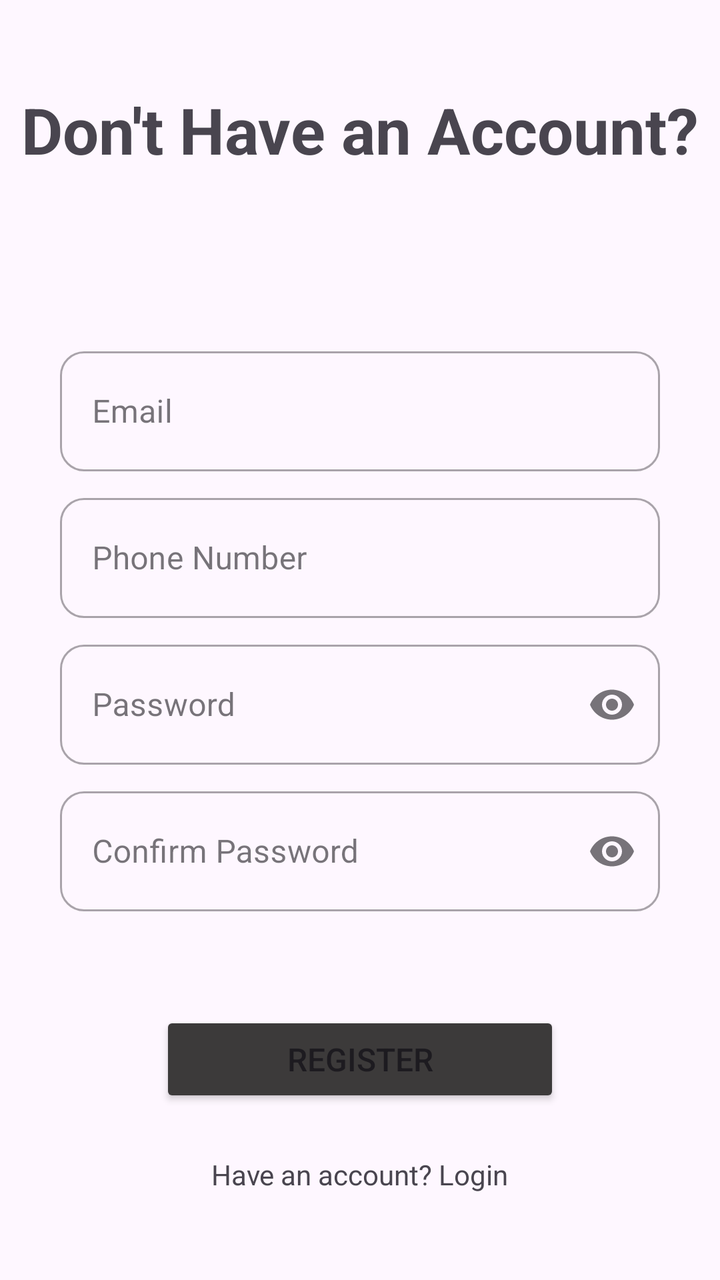
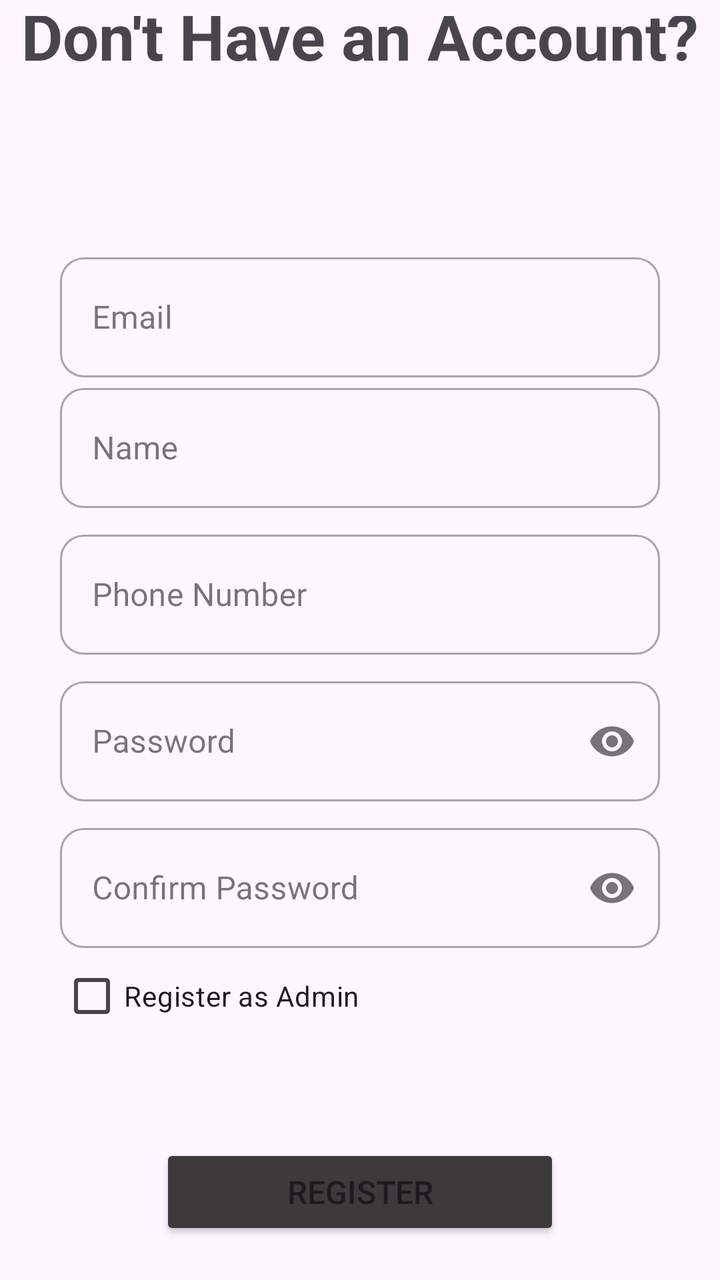

Screens rendered from an Android XML layout before and after an edit, with the pre-edit source and the edit as a unified diff.
<!-- AndroidManifest.xml: application theme Theme.BasicViews -->
<!-- res/layout/activity_register.xml -->
<?xml version="1.0" encoding="utf-8"?>
<androidx.constraintlayout.widget.ConstraintLayout xmlns:android="http://schemas.android.com/apk/res/android"
    xmlns:app="http://schemas.android.com/apk/res-auto"
    xmlns:tools="http://schemas.android.com/tools"
    android:id="@+id/main"
    android:layout_width="match_parent"
    android:layout_height="match_parent"
    tools:context=".Register">

    <LinearLayout
        android:layout_width="match_parent"
        android:layout_height="match_parent"
        android:gravity="center"
        android:orientation="vertical"
        android:padding="8dp">

        <TextView
            android:id="@+id/textView"
            android:layout_width="wrap_content"
            android:layout_height="wrap_content"
            android:text="Don't Have an Account?"
            android:textSize="32sp"
            android:textStyle="bold" />

        <com.google.android.material.textfield.TextInputLayout
            style="@style/Widget.MaterialComponents.TextInputLayout.OutlinedBox"
            android:layout_width="300dp"
            android:layout_height="wrap_content"
            android:layout_marginTop="84dp"
            app:boxCornerRadiusBottomEnd="12dp"
            app:boxCornerRadiusBottomStart="12dp"
            app:boxCornerRadiusTopEnd="12dp"
            app:boxCornerRadiusTopStart="12dp">

            <com.google.android.material.textfield.TextInputEditText
                android:id="@+id/emailInput"
                android:layout_width="match_parent"
                android:layout_height="60dp"
                android:hint="Email"
                android:inputType="textEmailAddress" />
        </com.google.android.material.textfield.TextInputLayout>

        <com.google.android.material.textfield.TextInputLayout
            style="@style/Widget.MaterialComponents.TextInputLayout.OutlinedBox"
            android:layout_width="300dp"
            android:layout_height="wrap_content"
            android:layout_marginTop="8dp"
            app:boxCornerRadiusBottomEnd="12dp"
            app:boxCornerRadiusBottomStart="12dp"
            app:boxCornerRadiusTopEnd="12dp"
            app:boxCornerRadiusTopStart="12dp">

            <com.google.android.material.textfield.TextInputEditText
                android:id="@+id/phoneInput"
                android:layout_width="match_parent"
                android:layout_height="60dp"
                android:hint="Phone Number"
                android:inputType="phone" />
        </com.google.android.material.textfield.TextInputLayout>

        <com.google.android.material.textfield.TextInputLayout
            style="@style/Widget.MaterialComponents.TextInputLayout.OutlinedBox"
            android:layout_width="300dp"
            android:layout_height="wrap_content"
            android:layout_marginTop="8dp"
            app:boxCornerRadiusBottomEnd="12dp"
            app:boxCornerRadiusBottomStart="12dp"
            app:boxCornerRadiusTopEnd="12dp"
            app:boxCornerRadiusTopStart="12dp"
            app:endIconMode="password_toggle">

            <com.google.android.material.textfield.TextInputEditText
                android:id="@+id/passwordInput"
                android:layout_width="match_parent"
                android:layout_height="60dp"
                android:hint="Password"
                android:inputType="textPassword" />
        </com.google.android.material.textfield.TextInputLayout>

        <com.google.android.material.textfield.TextInputLayout
            style="@style/Widget.MaterialComponents.TextInputLayout.OutlinedBox"
            android:layout_width="300dp"
            android:layout_height="wrap_content"
            android:layout_marginTop="8dp"
            app:boxCornerRadiusBottomEnd="12dp"
            app:boxCornerRadiusBottomStart="12dp"
            app:boxCornerRadiusTopEnd="12dp"
            app:boxCornerRadiusTopStart="12dp"
            app:endIconMode="password_toggle">

            <com.google.android.material.textfield.TextInputEditText
                android:id="@+id/confirmPasswordInput"
                android:layout_width="match_parent"
                android:layout_height="60dp"
                android:hint="Confirm Password"
                android:inputType="textPassword" />
        </com.google.android.material.textfield.TextInputLayout>

        <Button
            android:id="@+id/button"
            android:layout_width="200dp"
            android:layout_height="wrap_content"
            android:layout_marginTop="50dp"
            android:backgroundTint="#3C3A3A"
            android:text="Register"
            android:textSize="16sp" />

        <TextView
            android:id="@+id/loginLink"
            android:layout_width="wrap_content"
            android:layout_height="wrap_content"
            android:layout_marginTop="24dp"
            android:text="Have an account? Login" />

    </LinearLayout>

</androidx.constraintlayout.widget.ConstraintLayout>
<!-- resources referenced by this layout -->
<resources>
  <style name="Theme.BasicViews" parent="Base.Theme.BasicViews" />
  <style name="Base.Theme.BasicViews" parent="Theme.Material3.DayNight.NoActionBar">
          
          
          <item name="android:statusBarColor" tools:targetApi="l">@color/white</item>
      </style>
  <color name="white">#FFFFFFFF</color>
</resources>

<!-- the commit's change to res/layout/activity_register.xml (unified diff, before → after) -->
@@ -38,6 +38,23 @@
                 android:layout_height="60dp"
                 android:hint="Email"
                 android:inputType="textEmailAddress" />
+        </com.google.android.material.textfield.TextInputLayout>
+
+        <com.google.android.material.textfield.TextInputLayout
+            style="@style/Widget.MaterialComponents.TextInputLayout.OutlinedBox"
+            android:layout_width="300dp"
+            android:layout_height="wrap_content"
+            app:boxCornerRadiusBottomEnd="12dp"
+            app:boxCornerRadiusBottomStart="12dp"
+            app:boxCornerRadiusTopEnd="12dp"
+            app:boxCornerRadiusTopStart="12dp">
+
+            <com.google.android.material.textfield.TextInputEditText
+                android:id="@+id/nameInput"
+                android:layout_width="match_parent"
+                android:layout_height="60dp"
+                android:hint="Name"
+                android:inputType="textPersonName" />
         </com.google.android.material.textfield.TextInputLayout>
 
         <com.google.android.material.textfield.TextInputLayout
@@ -96,6 +113,12 @@
                 android:inputType="textPassword" />
         </com.google.android.material.textfield.TextInputLayout>
 
+        <CheckBox
+            android:id="@+id/adminCheck"
+            android:layout_width="300dp"
+            android:layout_height="wrap_content"
+            android:text="Register as Admin" />
+
         <Button
             android:id="@+id/button"
             android:layout_width="200dp"
